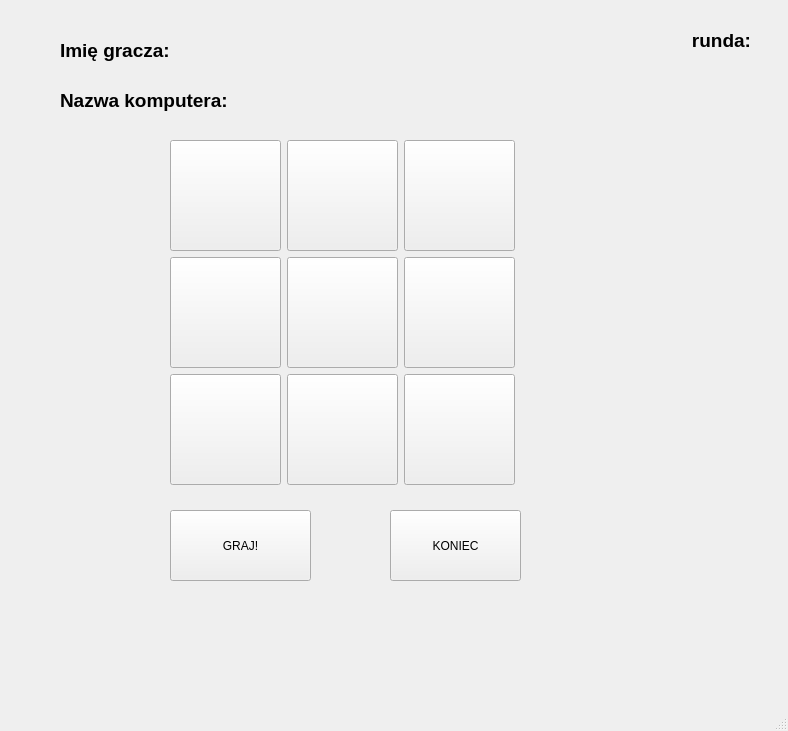
First picture: the form in kolko_i_krzyzyk/ui/interfejs.ui, repository angelm1974/PythonOlsztyn, before the edit.
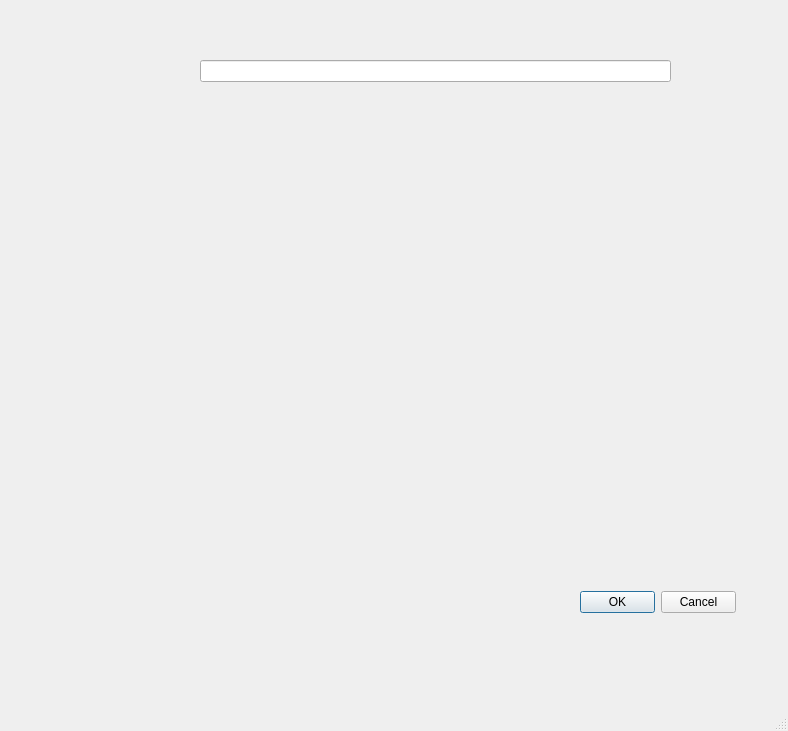
Second picture: the form after the edit. Icons and pictures are not drawn.

The edit to the form file:
```diff
--- a/kolko_i_krzyzyk/ui/interfejs.ui
+++ b/kolko_i_krzyzyk/ui/interfejs.ui
@@ -390,6 +390,42 @@
      <bool>false</bool>
     </property>
    </widget>
+   <widget class="QWidget" name="widget" native="true">
+    <property name="geometry">
+     <rect>
+      <x>40</x>
+      <y>0</y>
+      <width>721</width>
+      <height>641</height>
+     </rect>
+    </property>
+    <property name="autoFillBackground">
+     <bool>true</bool>
+    </property>
+    <widget class="QDialogButtonBox" name="buttonBox">
+     <property name="geometry">
+      <rect>
+       <x>540</x>
+       <y>590</y>
+       <width>156</width>
+       <height>24</height>
+      </rect>
+     </property>
+     <property name="standardButtons">
+      <set>QDialogButtonBox::Cancel|QDialogButtonBox::Ok</set>
+     </property>
+    </widget>
+    <widget class="QLineEdit" name="lineEdit">
+     <property name="geometry">
+      <rect>
+       <x>160</x>
+       <y>60</y>
+       <width>471</width>
+       <height>22</height>
+      </rect>
+     </property>
+    </widget>
+   </widget>
   </widget>
   <widget class="QMenuBar" name="menubar">
    <property name="geometry">
```
